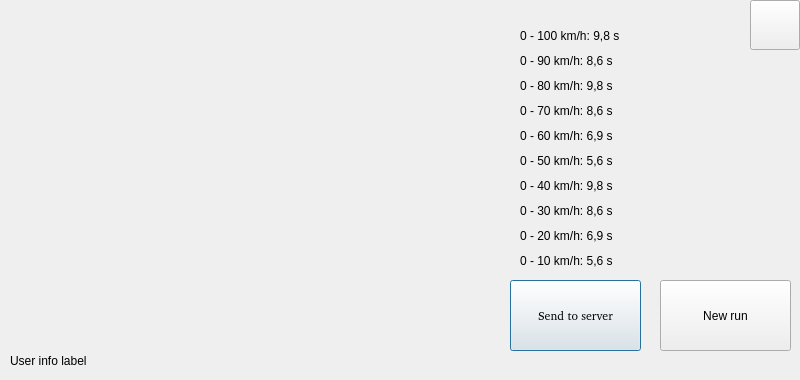
Before: the Qt Designer form Client/resultdialog.ui in ArtemD/SpeedFreak, drawn with Qt 5.
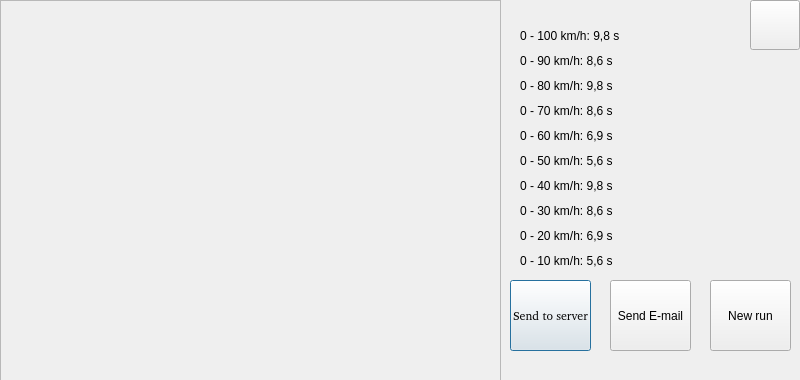
After: the same form once the commit is applied. Icons and pictures are not drawn.

Commit message: resultdiagram saving and E-mail sending

```diff
--- a/Client/resultdialog.ui
+++ b/Client/resultdialog.ui
@@ -70,7 +70,7 @@
     <rect>
      <x>510</x>
      <y>280</y>
-     <width>131</width>
+     <width>81</width>
      <height>71</height>
     </rect>
    </property>
@@ -165,9 +165,9 @@
   <widget class="QPushButton" name="pushButtonNew">
    <property name="geometry">
     <rect>
-     <x>660</x>
+     <x>710</x>
      <y>280</y>
-     <width>131</width>
+     <width>81</width>
      <height>71</height>
     </rect>
    </property>
@@ -211,6 +211,48 @@
     </size>
    </property>
   </widget>
+  <widget class="QScrollArea" name="scrollArea">
+   <property name="geometry">
+    <rect>
+     <x>0</x>
+     <y>0</y>
+     <width>501</width>
+     <height>381</height>
+    </rect>
+   </property>
+   <property name="verticalScrollBarPolicy">
+    <enum>Qt::ScrollBarAlwaysOff</enum>
+   </property>
+   <property name="horizontalScrollBarPolicy">
+    <enum>Qt::ScrollBarAlwaysOff</enum>
+   </property>
+   <property name="widgetResizable">
+    <bool>true</bool>
+   </property>
+   <widget class="QWidget" name="scrollAreaWidgetContents">
+    <property name="geometry">
+     <rect>
+      <x>0</x>
+      <y>0</y>
+      <width>499</width>
+      <height>379</height>
+     </rect>
+    </property>
+   </widget>
+  </widget>
+  <widget class="QPushButton" name="pushButtonEMail">
+   <property name="geometry">
+    <rect>
+     <x>610</x>
+     <y>280</y>
+     <width>81</width>
+     <height>71</height>
+    </rect>
+   </property>
+   <property name="text">
+    <string>Send E-mail</string>
+   </property>
+  </widget>
  </widget>
  <resources>
   <include location="graphics.qrc"/>
```
Left out of the diff: 6 changed lines with no effect on the pictures. The commit also changes 2 other files.
